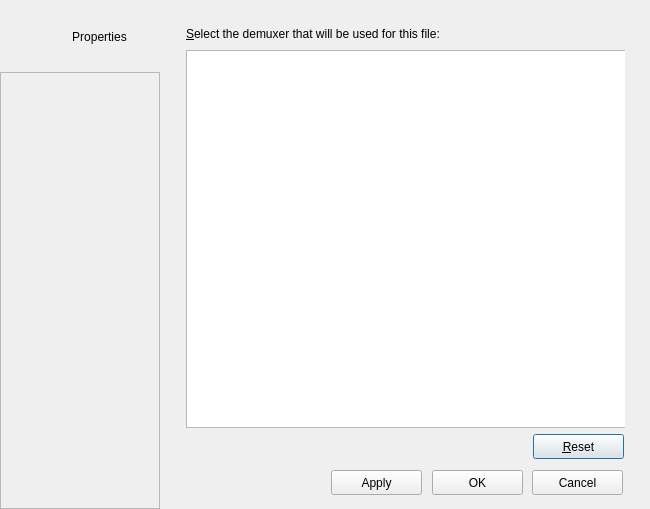
This is src/merge/filepropertiesdialog.ui in milislinux-topluluk/Milis-Video as Qt 5 draws it before an edit. The edited form follows.
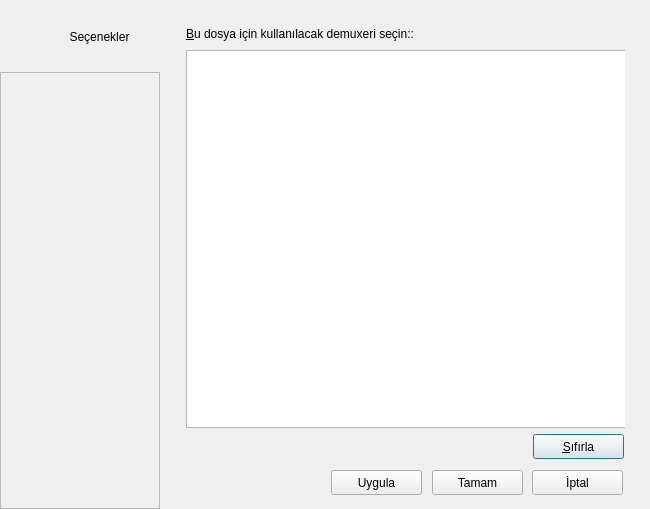
This is the edited form. The open tabs and pages were chosen to show the change.

Diff of the .ui file:
```diff
--- a/src/merge/filepropertiesdialog.ui
+++ b/src/merge/filepropertiesdialog.ui
@@ -70,7 +70,7 @@
      </rect>
     </property>
     <property name="text">
-     <string>Properties</string>
+     <string>Seçenekler</string>
     </property>
     <property name="alignment">
      <set>Qt::AlignCenter</set>
@@ -121,7 +121,7 @@
       </rect>
      </property>
      <property name="text">
-      <string>&amp;Select the demuxer that will be used for this file:</string>
+      <string>&amp;Bu dosya için kullanılacak demuxeri seçin::</string>
      </property>
      <property name="wordWrap">
       <bool>false</bool>
@@ -150,7 +150,7 @@
       </rect>
      </property>
      <property name="text">
-      <string>&amp;Reset</string>
+      <string>&amp;Sıfırla</string>
      </property>
     </widget>
     <zorder>demuxer_listbox</zorder>
@@ -256,7 +256,7 @@
     </rect>
    </property>
    <property name="text">
-    <string>Apply</string>
+    <string>Uygula</string>
    </property>
   </widget>
   <widget class="QPushButton" name="okButton">
@@ -269,7 +269,7 @@
     </rect>
    </property>
    <property name="text">
-    <string>OK</string>
+    <string>Tamam</string>
    </property>
   </widget>
   <widget class="QPushButton" name="cancelButton">
@@ -282,7 +282,7 @@
     </rect>
    </property>
    <property name="text">
-    <string>Cancel</string>
+    <string>İptal</string>
    </property>
   </widget>
  </widget>
```
Left out of the diff: 10 changed lines with no effect on the pictures.
